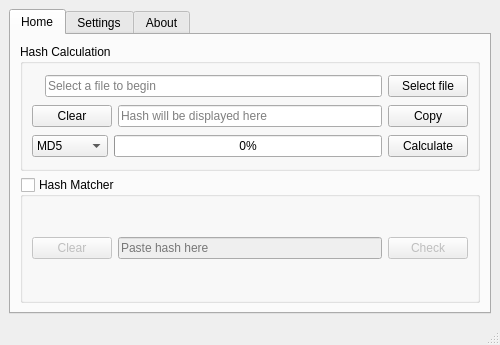
Before: the Qt Designer form ui/mainwindow.ui in Rizwan-Hasan/Free-Hash-Checker, drawn with Qt 5.
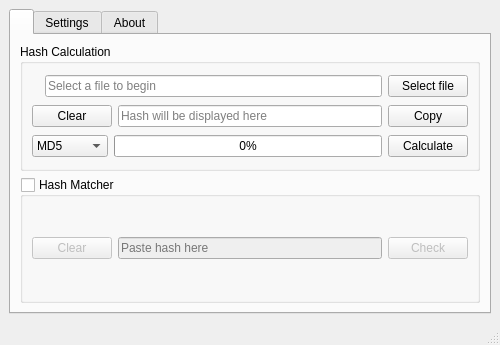
After: the same form once the commit is applied. Icons and pictures are not drawn.

```diff
--- a/ui/mainwindow.ui
+++ b/ui/mainwindow.ui
@@ -68,8 +68,8 @@
       </property>
       <property name="iconSize">
        <size>
-        <width>16</width>
-        <height>16</height>
+        <width>20</width>
+        <height>21</height>
        </size>
       </property>
       <widget class="QWidget" name="MainTab">
@@ -78,7 +78,7 @@
          <normaloff>:/home/home.png</normaloff>:/home/home.png</iconset>
        </attribute>
        <attribute name="title">
-        <string>Home</string>
+        <string/>
        </attribute>
        <layout class="QVBoxLayout" name="verticalLayout_4">
         <item>
```
